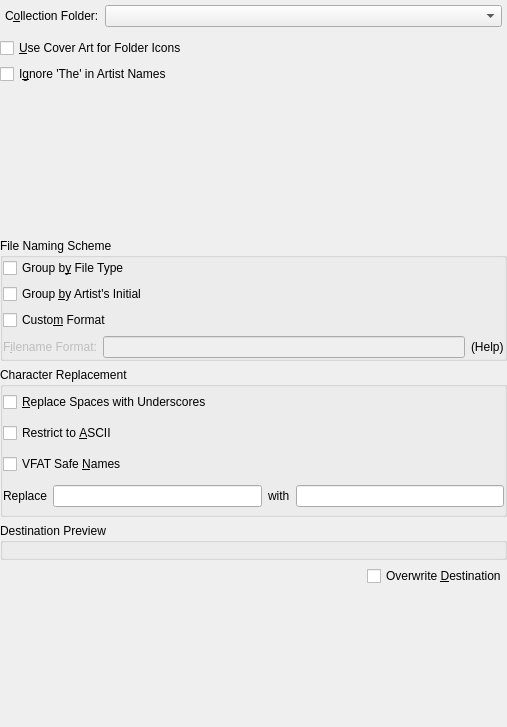
The window that src/collection/sqlcollection/OrganizeCollectionDialogBase.ui (KDE/amarok) describes before a commit, drawn with Qt 5.
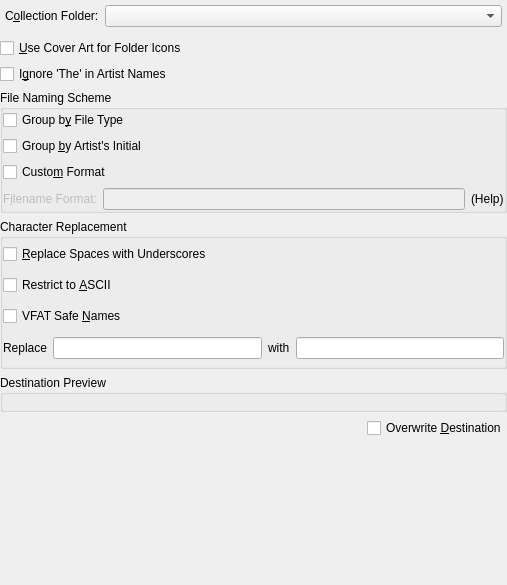
The same window after the commit. Custom widgets are drawn as their Qt base class.

Commit message: Found a way to use a nontrivial ctor in filenameLayoutDialog+OrganizeCollection.

What changed in the file:
```diff
--- a/src/collection/sqlcollection/OrganizeCollectionDialogBase.ui
+++ b/src/collection/sqlcollection/OrganizeCollectionDialogBase.ui
@@ -7,7 +7,7 @@
     <x>0</x>
     <y>0</y>
     <width>507</width>
-    <height>727</height>
+    <height>585</height>
    </rect>
   </property>
   <property name="sizePolicy" >
@@ -19,54 +19,8 @@
   <property name="windowTitle" >
    <string>Organize Files</string>
   </property>
-  <layout class="QGridLayout" name="gridLayout" >
-   <item row="8" column="0" >
-    <layout class="QHBoxLayout" >
-     <item>
-      <spacer name="spacer2_2" >
-       <property name="orientation" >
-        <enum>Qt::Horizontal</enum>
-       </property>
-       <property name="sizeType" >
-        <enum>QSizePolicy::Expanding</enum>
-       </property>
-       <property name="sizeHint" stdset="0" >
-        <size>
-         <width>347</width>
-         <height>20</height>
-        </size>
-       </property>
-      </spacer>
-     </item>
-     <item>
-      <widget class="QCheckBox" name="overwriteCheck" >
-       <property name="toolTip" >
-        <string>If checked, overwrite files of the same name without asking.</string>
-       </property>
-       <property name="text" >
-        <string>Overwrite &amp;Destination</string>
-       </property>
-      </widget>
-     </item>
-    </layout>
-   </item>
-   <item row="9" column="0" >
-    <spacer name="spacer2_3" >
-     <property name="orientation" >
-      <enum>Qt::Vertical</enum>
-     </property>
-     <property name="sizeType" >
-      <enum>QSizePolicy::Expanding</enum>
-     </property>
-     <property name="sizeHint" stdset="0" >
-      <size>
-       <width>20</width>
-       <height>16</height>
-      </size>
-     </property>
-    </spacer>
-   </item>
-   <item row="0" column="0" >
+  <layout class="QVBoxLayout" name="verticalLayout_4" >
+   <item>
     <layout class="QHBoxLayout" >
      <property name="margin" >
       <number>5</number>
@@ -108,7 +62,28 @@
      </item>
     </layout>
    </item>
-   <item row="3" column="0" >
+   <item>
+    <layout class="QVBoxLayout" >
+     <item>
+      <widget class="QCheckBox" name="coverCheck" >
+       <property name="text" >
+        <string>&amp;Use Cover Art for Folder Icons</string>
+       </property>
+      </widget>
+     </item>
+     <item>
+      <widget class="QCheckBox" name="ignoreTheCheck" >
+       <property name="toolTip" >
+        <string>If checked, postfix artists' names starting with 'The' with ', The'.</string>
+       </property>
+       <property name="text" >
+        <string>I&amp;gnore 'The' in Artist Names</string>
+       </property>
+      </widget>
+     </item>
+    </layout>
+   </item>
+   <item>
     <widget class="QGroupBox" name="groupingGroup" >
      <property name="sizePolicy" >
       <sizepolicy vsizetype="Minimum" hsizetype="Preferred" >
@@ -209,7 +184,7 @@
      <zorder>customschemeCheck</zorder>
     </widget>
    </item>
-   <item row="6" column="0" >
+   <item>
     <widget class="QGroupBox" name="replacementGroup" >
      <property name="sizePolicy" >
       <sizepolicy vsizetype="Minimum" hsizetype="Preferred" >
@@ -302,28 +277,7 @@
      <zorder></zorder>
     </widget>
    </item>
-   <item row="1" column="0" >
-    <layout class="QVBoxLayout" >
-     <item>
-      <widget class="QCheckBox" name="coverCheck" >
-       <property name="text" >
-        <string>&amp;Use Cover Art for Folder Icons</string>
-       </property>
-      </widget>
-     </item>
-     <item>
-      <widget class="QCheckBox" name="ignoreTheCheck" >
-       <property name="toolTip" >
-        <string>If checked, postfix artists' names starting with 'The' with ', The'.</string>
-       </property>
-       <property name="text" >
-        <string>I&amp;gnore 'The' in Artist Names</string>
-       </property>
-      </widget>
-     </item>
-    </layout>
-   </item>
-   <item row="7" column="0" >
+   <item>
     <widget class="QGroupBox" name="previewBox" >
      <property name="title" >
       <string>Destination Preview</string>
@@ -351,21 +305,48 @@
      </layout>
     </widget>
    </item>
-   <item row="2" column="0" >
-    <widget class="FilenameLayoutDialog" native="1" name="fldialog" >
-     <property name="sizePolicy" >
-      <sizepolicy vsizetype="Expanding" hsizetype="Expanding" >
-       <horstretch>0</horstretch>
-       <verstretch>0</verstretch>
-      </sizepolicy>
+   <item>
+    <layout class="QHBoxLayout" >
+     <item>
+      <spacer name="spacer2_2" >
+       <property name="orientation" >
+        <enum>Qt::Horizontal</enum>
+       </property>
+       <property name="sizeType" >
+        <enum>QSizePolicy::Expanding</enum>
+       </property>
+       <property name="sizeHint" stdset="0" >
+        <size>
+         <width>347</width>
+         <height>20</height>
+        </size>
+       </property>
+      </spacer>
+     </item>
+     <item>
+      <widget class="QCheckBox" name="overwriteCheck" >
+       <property name="toolTip" >
+        <string>If checked, overwrite files of the same name without asking.</string>
+       </property>
+       <property name="text" >
+        <string>Overwrite &amp;Destination</string>
+       </property>
+      </widget>
+     </item>
+    </layout>
+   </item>
+   <item>
+    <spacer name="verticalSpacer" >
+     <property name="orientation" >
+      <enum>Qt::Vertical</enum>
      </property>
-     <property name="minimumSize" >
+     <property name="sizeHint" stdset="0" >
       <size>
-       <width>0</width>
-       <height>0</height>
+       <width>20</width>
+       <height>40</height>
       </size>
      </property>
-    </widget>
+    </spacer>
    </item>
   </layout>
  </widget>
@@ -381,12 +362,6 @@
    <extends>QLineEdit</extends>
    <header>klineedit.h</header>
   </customwidget>
-  <customwidget>
-   <class>FilenameLayoutDialog</class>
-   <extends>QWidget</extends>
-   <header location="global" >dialogs/FilenameLayoutDialog.h</header>
-   <container>1</container>
-  </customwidget>
  </customwidgets>
  <includes>
   <include location="local" >kcombobox.h</include>
```
The commit also changes 5 other files.
